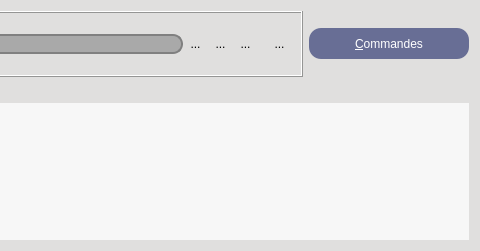
This is UiQT4/desWidgetCommande.ui in SalomePlatform/eficas_tools as Qt 5 draws it before an edit; both pictures show x 551 to 1031 and y 0 to 251 of the 1031 by 251 pixel window. The edited form follows.
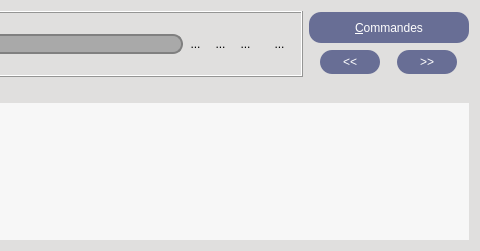
This is the edited form. Icons and pictures are not drawn. Custom widgets are drawn as their Qt base class.

```diff
--- a/UiQT4/desWidgetCommande.ui
+++ b/UiQT4/desWidgetCommande.ui
@@ -32,12 +32,9 @@
    <string notr="true">background-color : rgb(224,223,222);
 font : 'times' 9px</string>
   </property>
-  <layout class="QVBoxLayout" name="verticalLayout_2">
+  <layout class="QVBoxLayout" name="verticalLayout_3">
    <item>
-    <layout class="QHBoxLayout" name="horizontalLayout_3">
-     <property name="spacing">
-      <number>6</number>
-     </property>
+    <layout class="QHBoxLayout" name="horizontalLayout_4">
      <item>
       <widget class="QFrame" name="frame_2">
        <property name="sizePolicy">
@@ -403,29 +400,7 @@
       </widget>
      </item>
      <item>
-      <layout class="QVBoxLayout" name="verticalLayout_4">
-       <property name="spacing">
-        <number>0</number>
-       </property>
-       <property name="sizeConstraint">
-        <enum>QLayout::SetFixedSize</enum>
-       </property>
-       <item>
-        <spacer name="verticalSpacer_2">
-         <property name="orientation">
-          <enum>Qt::Vertical</enum>
-         </property>
-         <property name="sizeType">
-          <enum>QSizePolicy::Fixed</enum>
-         </property>
-         <property name="sizeHint" stdset="0">
-          <size>
-           <width>20</width>
-           <height>5</height>
-          </size>
-         </property>
-        </spacer>
-       </item>
+      <layout class="QVBoxLayout" name="verticalLayout_2">
        <item>
         <widget class="QPushButton" name="bCatalogue">
          <property name="sizePolicy">
@@ -467,20 +442,100 @@
         </widget>
        </item>
        <item>
-        <spacer name="verticalSpacer_3">
-         <property name="orientation">
-          <enum>Qt::Vertical</enum>
-         </property>
-         <property name="sizeType">
-          <enum>QSizePolicy::Fixed</enum>
-         </property>
-         <property name="sizeHint" stdset="0">
-          <size>
-           <width>20</width>
-           <height>5</height>
-          </size>
-         </property>
-        </spacer>
+        <layout class="QHBoxLayout" name="horizontalLayout_3">
+         <item>
+          <widget class="QPushButton" name="bAvant">
+           <property name="sizePolicy">
+            <sizepolicy hsizetype="Fixed" vsizetype="Fixed">
+             <horstretch>0</horstretch>
+             <verstretch>0</verstretch>
+            </sizepolicy>
+           </property>
+           <property name="minimumSize">
+            <size>
+             <width>60</width>
+             <height>24</height>
+            </size>
+           </property>
+           <property name="maximumSize">
+            <size>
+             <width>60</width>
+             <height>24</height>
+            </size>
+           </property>
+           <property name="focusPolicy">
+            <enum>Qt::ClickFocus</enum>
+           </property>
+           <property name="toolTip">
+            <string>Affiche les commandes possibles</string>
+           </property>
+           <property name="styleSheet">
+            <string notr="true">background-color:rgb(104,110,149);
+color :white;
+border-radius : 12px
+</string>
+           </property>
+           <property name="text">
+            <string>&lt;&lt;</string>
+           </property>
+           <property name="shortcut">
+            <string>Shift+A, Alt+A, Alt+A, Alt+A</string>
+           </property>
+           <property name="autoDefault">
+            <bool>true</bool>
+           </property>
+           <property name="default">
+            <bool>true</bool>
+           </property>
+          </widget>
+         </item>
+         <item>
+          <widget class="QPushButton" name="bApres">
+           <property name="sizePolicy">
+            <sizepolicy hsizetype="Fixed" vsizetype="Fixed">
+             <horstretch>0</horstretch>
+             <verstretch>0</verstretch>
+            </sizepolicy>
+           </property>
+           <property name="minimumSize">
+            <size>
+             <width>60</width>
+             <height>24</height>
+            </size>
+           </property>
+           <property name="maximumSize">
+            <size>
+             <width>60</width>
+             <height>24</height>
+            </size>
+           </property>
+           <property name="focusPolicy">
+            <enum>Qt::ClickFocus</enum>
+           </property>
+           <property name="toolTip">
+            <string>Affiche les commandes possibles</string>
+           </property>
+           <property name="styleSheet">
+            <string notr="true">background-color:rgb(104,110,149);
+color :white;
+border-radius : 12px
+</string>
+           </property>
+           <property name="text">
+            <string>&gt;&gt;</string>
+           </property>
+           <property name="shortcut">
+            <string>Shift+A, Alt+A, Alt+A, Alt+A</string>
+           </property>
+           <property name="autoDefault">
+            <bool>true</bool>
+           </property>
+           <property name="default">
+            <bool>true</bool>
+           </property>
+          </widget>
+         </item>
+        </layout>
        </item>
       </layout>
      </item>
```
Left out of the diff: 12 changed lines with no effect on the pictures.
